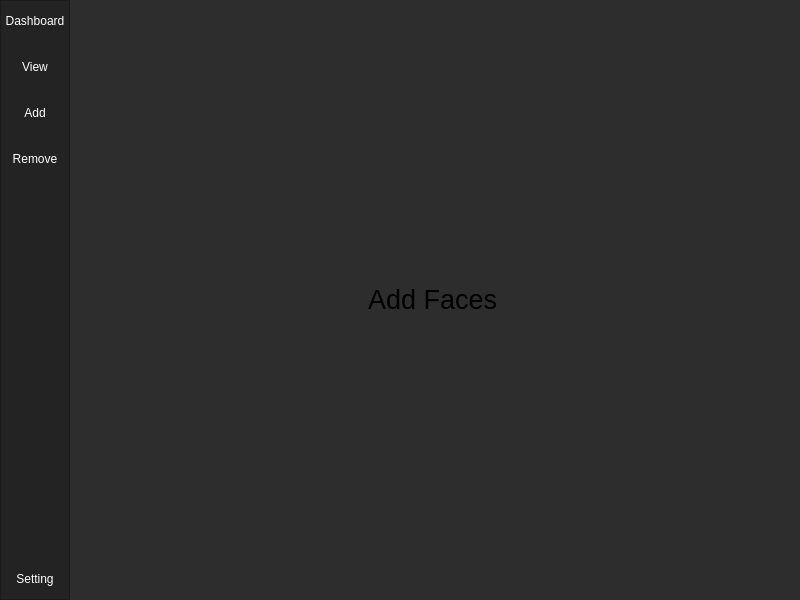
The window that ui/main.ui (mishrilal/CAIO) describes before a commit, drawn with Qt 5.
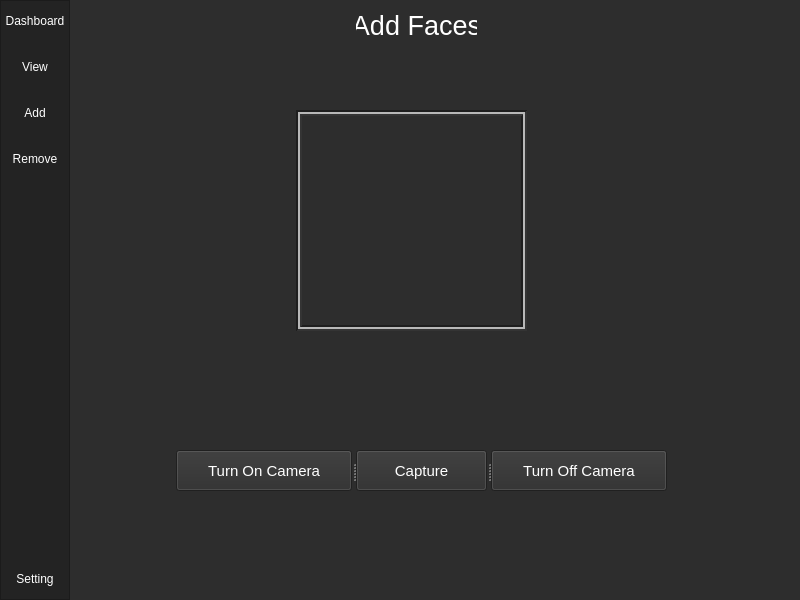
The same window after the commit. The open tabs and pages were chosen to show the change.

Commit message: Added Basic UI for ADD face

```diff
--- a/ui/main.ui
+++ b/ui/main.ui
@@ -210,6 +210,12 @@
     </item>
     <item>
      <widget class="QStackedWidget" name="stackedWidget">
+      <property name="minimumSize">
+       <size>
+        <width>715</width>
+        <height>600</height>
+       </size>
+      </property>
       <property name="currentIndex">
        <number>0</number>
       </property>
@@ -280,26 +286,143 @@
        </layout>
       </widget>
       <widget class="QWidget" name="add_page">
-       <layout class="QGridLayout" name="gridLayout_3">
-        <item row="0" column="0">
-         <widget class="QLabel" name="label_3">
-          <property name="sizePolicy">
-           <sizepolicy hsizetype="Fixed" vsizetype="Fixed">
-            <horstretch>0</horstretch>
-            <verstretch>0</verstretch>
-           </sizepolicy>
-          </property>
-          <property name="font">
-           <font>
-            <pointsize>20</pointsize>
-           </font>
-          </property>
-          <property name="text">
-           <string>Add Faces</string>
-          </property>
-         </widget>
-        </item>
-       </layout>
+       <widget class="QLabel" name="page_name">
+        <property name="geometry">
+         <rect>
+          <x>280</x>
+          <y>10</y>
+          <width>121</width>
+          <height>31</height>
+         </rect>
+        </property>
+        <property name="sizePolicy">
+         <sizepolicy hsizetype="Fixed" vsizetype="Fixed">
+          <horstretch>0</horstretch>
+          <verstretch>0</verstretch>
+         </sizepolicy>
+        </property>
+        <property name="font">
+         <font>
+          <pointsize>20</pointsize>
+         </font>
+        </property>
+        <property name="autoFillBackground">
+         <bool>false</bool>
+        </property>
+        <property name="styleSheet">
+         <string notr="true">color: #ffffff;</string>
+        </property>
+        <property name="text">
+         <string>Add Faces</string>
+        </property>
+        <property name="alignment">
+         <set>Qt::AlignCenter</set>
+        </property>
+       </widget>
+       <widget class="QLabel" name="image">
+        <property name="geometry">
+         <rect>
+          <x>220</x>
+          <y>110</y>
+          <width>231</width>
+          <height>221</height>
+         </rect>
+        </property>
+        <property name="minimumSize">
+         <size>
+          <width>231</width>
+          <height>221</height>
+         </size>
+        </property>
+        <property name="frameShape">
+         <enum>QFrame::Box</enum>
+        </property>
+        <property name="frameShadow">
+         <enum>QFrame::Sunken</enum>
+        </property>
+        <property name="lineWidth">
+         <number>2</number>
+        </property>
+        <property name="midLineWidth">
+         <number>2</number>
+        </property>
+        <property name="text">
+         <string/>
+        </property>
+       </widget>
+       <widget class="QSplitter" name="splitter">
+        <property name="geometry">
+         <rect>
+          <x>100</x>
+          <y>450</y>
+          <width>491</width>
+          <height>41</height>
+         </rect>
+        </property>
+        <property name="orientation">
+         <enum>Qt::Horizontal</enum>
+        </property>
+        <widget class="QPushButton" name="turn_on">
+         <property name="minimumSize">
+          <size>
+           <width>131</width>
+           <height>41</height>
+          </size>
+         </property>
+         <property name="font">
+          <font>
+           <family>Segoe UI</family>
+           <pointsize>11</pointsize>
+          </font>
+         </property>
+         <property name="styleSheet">
+          <string notr="true">color: #ffffff;</string>
+         </property>
+         <property name="text">
+          <string>Turn On Camera</string>
+         </property>
+        </widget>
+        <widget class="QPushButton" name="capture">
+         <property name="minimumSize">
+          <size>
+           <width>131</width>
+           <height>41</height>
+          </size>
+         </property>
+         <property name="font">
+          <font>
+           <family>Segoe UI</family>
+           <pointsize>11</pointsize>
+          </font>
+         </property>
+         <property name="styleSheet">
+          <string notr="true">color: #ffffff;</string>
+         </property>
+         <property name="text">
+          <string>Capture</string>
+         </property>
+        </widget>
+        <widget class="QPushButton" name="turn_off">
+         <property name="minimumSize">
+          <size>
+           <width>131</width>
+           <height>41</height>
+          </size>
+         </property>
+         <property name="font">
+          <font>
+           <family>Segoe UI</family>
+           <pointsize>11</pointsize>
+          </font>
+         </property>
+         <property name="styleSheet">
+          <string notr="true">color: #ffffff;</string>
+         </property>
+         <property name="text">
+          <string>Turn Off Camera</string>
+         </property>
+        </widget>
+       </widget>
       </widget>
       <widget class="QWidget" name="remove_page">
        <layout class="QGridLayout" name="gridLayout_4">
```
The commit also changes 2 other files.
